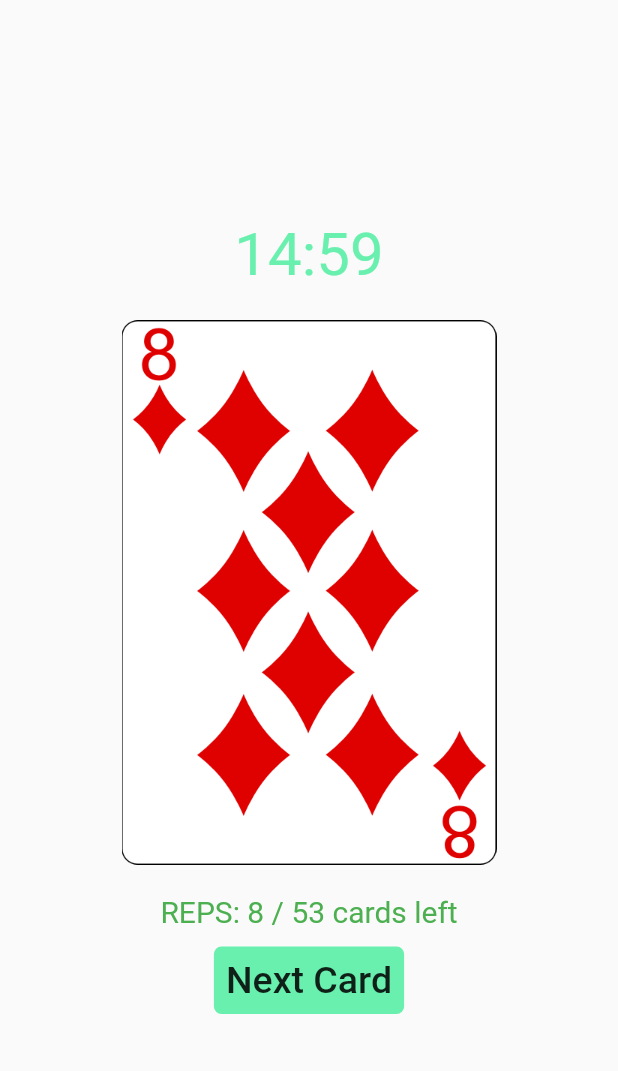
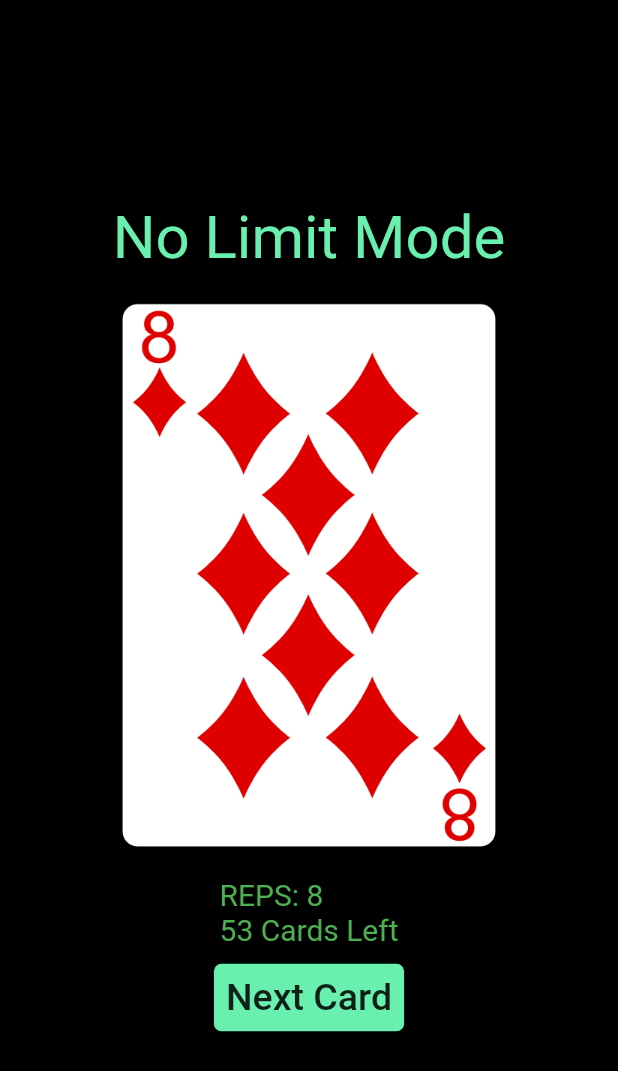
Before and after one commit to tksuns12/jailhouse_workout, a Flutter app: the DeckOfDeathPage widget shown alone on an empty page, opened directly, after a tap on "SHUFFLE!", on a phone screen of 412 x 824 dp. Shown: the top 1071 px of the screen. Run offline on Flutter 3.47's test engine with Material 2 defaults, Android fonts, the phone set to English and light mode, and no system bars; our stand-ins replace audioplayers, font_awesome_flutter, hive, hive_flutter, permission_handler; accounts and stored records are empty.

Commit message:
소소한 수정

```diff
--- a/lib/main.dart
+++ b/lib/main.dart
@@ -18,7 +18,8 @@ Future<void> main() async {
       ..put(kJuarezRestKey, 15)
       ..put(kPyramidHeightKey, 10)
       ..put(kPyramidRestWeightKey, 10)
-      ..put(kDeckTimeLimitKey, 15);
+      ..put(kDeckTimeLimitKey, 15)
+      ..put(kDeckIsInfiniteKey, true);
   }
 
   runApp(MyApp());
--- a/lib/prefs.dart
+++ b/lib/prefs.dart
@@ -3,3 +3,4 @@ const kJuarezRestKey = 'juarezRest';
 const kPyramidHeightKey = 'pyramidHeight';
 const kPyramidRestWeightKey = 'pyramidRestWeight';
 const kDeckTimeLimitKey = 'deckTimeLimit';
+const kDeckIsInfiniteKey = 'deckIsInfinit';
--- a/lib/providers.dart
+++ b/lib/providers.dart
@@ -175,9 +175,11 @@ class DeckOfDeathProvider with ChangeNotifier {
   int displayedMin;
   int displayedSec;
   AudioCache player;
+  bool isInifinite;
 
   DeckOfDeathProvider() {
     rest = Hive.box('AppData').get(kDeckTimeLimitKey);
+    isInifinite = Hive.box('AppData').get(kDeckIsInfiniteKey);
   }
 
   void initialize() {
@@ -206,7 +208,17 @@ class DeckOfDeathProvider with ChangeNotifier {
     notifyListeners();
   }
 
+  void changeInfiniteMode() {
+    if (isInifinite) {
+      isInifinite = false;
+    } else {
+      isInifinite = true;
+    }
+    notifyListeners();
+  }
+
   void start() {
+    if (!isInifinite) {
       timer = Timer.periodic(Duration(seconds: 1), (timer) async {
         if (deck.length == 0) {
           await player.play('sounds/oh_yeah.mp3');
@@ -224,9 +236,14 @@ class DeckOfDeathProvider with ChangeNotifier {
           } else {
             displayedSec--;
           }
-        notifyListeners();
         }
       });
+    } else {
+      if (deck.length == 0) {
+        isDone = true;
+      }
+    }
+    notifyListeners();
   }
 
   void next() {
--- a/lib/screens/deck_of_death_page.dart
+++ b/lib/screens/deck_of_death_page.dart
@@ -1,5 +1,7 @@
 import 'package:flutter/material.dart';
 import 'package:font_awesome_flutter/font_awesome_flutter.dart';
+import 'package:hive/hive.dart';
+import 'package:jailhouseworkout/prefs.dart';
 import 'package:provider/provider.dart';
 import 'deck_of_death_screen.dart';
 import 'package:jailhouseworkout/providers.dart';
@@ -17,12 +19,15 @@ class DeckOfDeathPage extends StatelessWidget {
           child: Row(
             mainAxisAlignment: MainAxisAlignment.spaceEvenly,
             children: <Widget>[
-              Icon(FontAwesomeIcons.chevronLeft, color: Colors.grey,),
+              Icon(
+                FontAwesomeIcons.chevronLeft,
+                color: Colors.grey,
+              ),
               Column(
                   mainAxisAlignment: MainAxisAlignment.center,
                   children: <Widget>[
                     Padding(
-                      padding: const EdgeInsets.only(bottom: 330),
+                      padding: const EdgeInsets.only(bottom: 300),
                       child: Container(
                         decoration: BoxDecoration(
                             color: Colors.white24,
@@ -31,11 +36,26 @@ class DeckOfDeathPage extends StatelessWidget {
                           padding: const EdgeInsets.all(8.0),
                           child: Text(
                             'Deck of Death',
-                            style:
-                                TextStyle(color: Colors.greenAccent, fontSize: 45),
+                            style: TextStyle(
+                                color: Colors.greenAccent, fontSize: 45),
                           ),
                         ),
                       ),
+                    ),
+                    Row(
+                      children: <Widget>[
+                        Text('No Limit Mode', style: TextStyle(color: Colors.green),),
+                        Container(
+                          child: Switch(
+                            inactiveTrackColor: Colors.grey,
+                            activeColor: Colors.greenAccent,
+                              value: death.isInifinite,
+                              onChanged: (value) {
+                                death.changeInfiniteMode();
+                                Hive.box('AppData').put(kDeckIsInfiniteKey, value);
+                              }),
+                        ),
+                      ],
                     ),
                     FlatButton(
                       onPressed: () {
@@ -58,7 +78,7 @@ class DeckOfDeathPage extends StatelessWidget {
                       ),
                     ),
                   ]),
-                  Icon(FontAwesomeIcons.chevronRight),
+              Icon(FontAwesomeIcons.chevronRight),
             ],
           ),
         );
--- a/lib/screens/deck_of_death_screen.dart
+++ b/lib/screens/deck_of_death_screen.dart
@@ -9,10 +9,13 @@ class DeckOfDeathScreen extends StatelessWidget {
       builder: (BuildContext context, DeckOfDeathProvider deck, Widget child) {
         return WillPopScope(
           onWillPop: () {
-            deck.timer.cancel();
+            if (!deck.isInifinite) {
+              deck.timer.cancel();
+            }
             return Future(() => true);
           },
           child: Material(
+            color: Colors.black,
             child: SafeArea(
               child: deck.isDone
                   ? deck.isFailed
@@ -39,7 +42,9 @@ class DeckOfDeathScreen extends StatelessWidget {
                         mainAxisAlignment: MainAxisAlignment.center,
                         children: <Widget>[
                           Text(
-                            '${deck.displayedMin.toString().padLeft(2, '0')}:${deck.displayedSec.toString().padLeft(2, '0')}',
+                            deck.isInifinite
+                                ? 'No Limit Mode'
+                                : '${deck.displayedMin.toString().padLeft(2, '0')}:${deck.displayedSec.toString().padLeft(2, '0')}',
                             style: TextStyle(
                                 fontSize: 40, color: Colors.greenAccent),
                           ),
@@ -53,7 +58,7 @@ class DeckOfDeathScreen extends StatelessWidget {
                           Padding(
                             padding: const EdgeInsets.only(bottom: 10),
                             child: Text(
-                              'REPS: ${deck.displayedCard.reps} / ${deck.deck.length} cards left',
+                              'REPS: ${deck.displayedCard.reps}\n${deck.deck.length} Cards Left',
                               style:
                                   TextStyle(color: Colors.green, fontSize: 20),
                             ),
--- a/lib/screens/juarez_page.dart
+++ b/lib/screens/juarez_page.dart
@@ -34,7 +34,7 @@ class JuarezPage extends StatelessWidget {
                         padding: const EdgeInsets.all(8.0),
                         child: Text(
                           'Juarez\'s Valley',
-                          style: TextStyle(color: Colors.red, fontSize: 30),
+                          style: TextStyle(color: Colors.red, fontSize: 45),
                         ),
                       ),
                     ),
```
Lines whose indentation alone changed are shown as unchanged.
